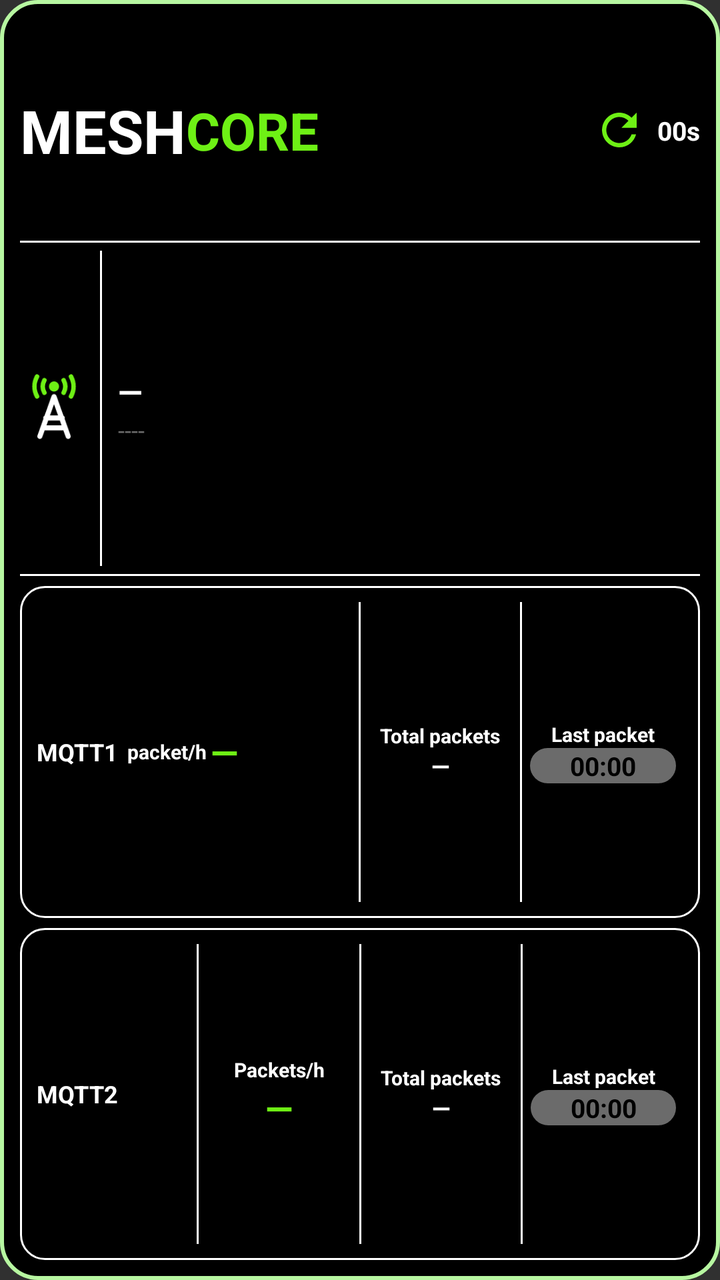
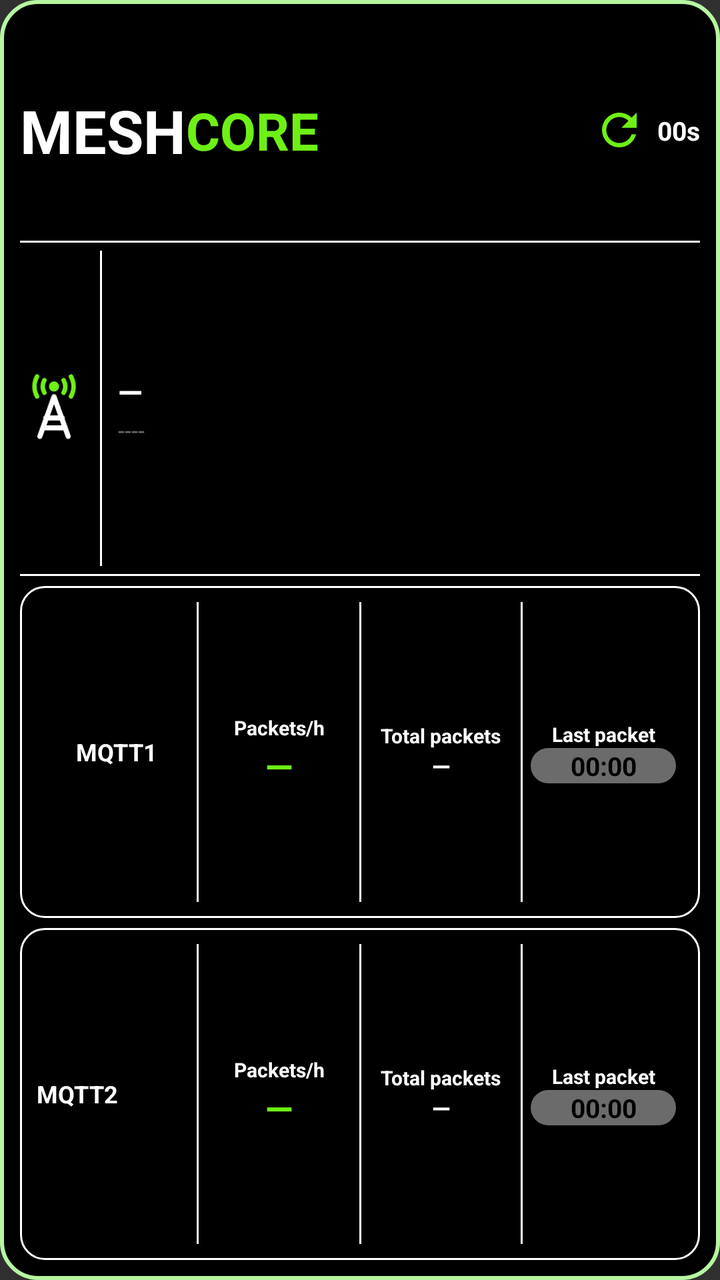

Compare the two renders of this Android layout. The source of the first and the diff that turns it into the second are given below.
<!-- AndroidManifest.xml: application theme android:Theme.Material.NoActionBar -->
<!-- res/layout/widget_observer.xml -->
<?xml version="1.0" encoding="utf-8"?>
<LinearLayout xmlns:android="http://schemas.android.com/apk/res/android"
    android:id="@+id/widget_root"
    android:layout_width="match_parent"
    android:layout_height="match_parent"
    android:orientation="vertical"
    android:padding="10dp"
    android:background="@drawable/widget_bg">

    
    <LinearLayout
        android:layout_width="match_parent"
        android:layout_height="0dp"
        android:layout_weight="2"
        android:orientation="horizontal"
        android:gravity="center_vertical">
        <TextView android:layout_width="wrap_content" android:layout_height="wrap_content"
            android:text="MESH" android:textColor="#FFFFFF" android:textStyle="bold" android:textSize="30sp" android:maxLines="1"/>
        <TextView android:layout_width="wrap_content" android:layout_height="wrap_content"
            android:text="CORE" android:textColor="#6EF015" android:textStyle="bold" android:textSize="26sp" android:maxLines="1"/>
        <FrameLayout android:layout_width="0dp" android:layout_height="1dp" android:layout_weight="1"/>
        <ImageView android:id="@+id/refresh_icon" android:layout_width="26dp" android:layout_height="26dp"
            android:src="@drawable/ic_refresh" android:contentDescription="@null"/>
        <ProgressBar android:id="@+id/refresh_spinner" style="?android:attr/progressBarStyleSmall"
            android:layout_width="26dp" android:layout_height="26dp" android:indeterminate="true"
            android:indeterminateTint="#FFFF9500" android:visibility="gone"/>
        <TextView android:id="@+id/interval_text" android:layout_width="wrap_content" android:layout_height="wrap_content"
            android:layout_marginStart="6dp" android:textColor="#FFFFFF" android:textStyle="bold" android:textSize="13sp" android:maxLines="1" android:text="00s"/>
    </LinearLayout>

    <FrameLayout android:layout_width="match_parent" android:layout_height="1dp" android:background="#FFFFFF"/>

    
    <LinearLayout
        android:layout_width="match_parent"
        android:layout_height="0dp"
        android:layout_weight="3"
        android:orientation="horizontal"
        android:gravity="center_vertical"
        android:paddingTop="4dp" android:paddingBottom="4dp">
        <ImageView android:layout_width="34dp" android:layout_height="34dp"
            android:src="@drawable/ic_tower" android:contentDescription="@null"/>
        <FrameLayout android:layout_width="1dp" android:layout_height="match_parent" android:layout_marginStart="6dp" android:layout_marginEnd="8dp" android:background="#FFFFFF"/>
        <LinearLayout android:layout_width="0dp" android:layout_height="wrap_content" android:layout_weight="1" android:orientation="vertical" android:gravity="center_vertical">
            <TextView android:id="@+id/obs_name" android:layout_width="match_parent" android:layout_height="wrap_content"
                android:text="—" android:textColor="#FFFFFF" android:textStyle="bold" android:textSize="16sp" android:maxLines="1" android:ellipsize="end"/>
            <TextView android:id="@+id/obs_hash" android:layout_width="match_parent" android:layout_height="wrap_content"
                android:text="----" android:textColor="#6B6B6B" android:textSize="12sp" android:maxLines="1" android:ellipsize="end"/>
        </LinearLayout>
    </LinearLayout>

    <FrameLayout android:layout_width="match_parent" android:layout_height="1dp" android:background="#FFFFFF" android:layout_marginBottom="5dp"/>

    
    <LinearLayout
        android:layout_width="match_parent" android:layout_height="0dp" android:layout_weight="3"
        android:orientation="horizontal" android:gravity="center_vertical"
        android:background="@drawable/card_outline" android:padding="8dp">
        <LinearLayout android:layout_width="0dp" android:layout_height="wrap_content" android:layout_weight="6" android:orientation="horizontal" android:gravity="center_vertical">
            <TextView android:layout_width="wrap_content" android:layout_height="wrap_content" android:id="@+id/m1_title" android:text="MQTT1" android:textColor="#FFFFFF" android:textStyle="bold" android:gravity="center" android:textSize="12sp" android:maxLines="1"/>
            <TextView android:layout_width="wrap_content" android:layout_height="wrap_content" android:text="  packet/h " android:textColor="#FFFFFF" android:textStyle="bold" android:gravity="center" android:textSize="10sp" android:maxLines="1"/>
            <TextView android:id="@+id/m1_hour" android:layout_width="wrap_content" android:layout_height="wrap_content" android:text="—" android:textColor="#6EF015" android:textStyle="bold" android:gravity="center" android:textSize="18sp" android:maxLines="1"/>
        </LinearLayout>
        <LinearLayout android:id="@+id/m1_total_col" android:layout_width="0dp" android:layout_height="match_parent" android:layout_weight="3" android:orientation="horizontal" android:gravity="center_vertical">
        <FrameLayout android:layout_width="1dp" android:layout_height="match_parent" android:background="#FFFFFF"/>
        <LinearLayout android:layout_width="0dp" android:layout_height="wrap_content" android:layout_weight="1" android:orientation="vertical" android:gravity="center_horizontal">
            <TextView android:layout_width="match_parent" android:layout_height="wrap_content" android:text="Total packets" android:textColor="#FFFFFF" android:textStyle="bold" android:gravity="center" android:textSize="10sp" android:maxLines="1" android:autoSizeTextType="uniform" android:autoSizeMinTextSize="6sp" android:autoSizeMaxTextSize="10sp" android:autoSizeStepGranularity="1sp"/>
            <TextView android:id="@+id/m1_total" android:layout_width="match_parent" android:layout_height="wrap_content" android:text="—" android:textColor="#FFFFFF" android:textStyle="bold" android:gravity="center" android:textSize="12sp" android:maxLines="1" android:autoSizeTextType="uniform" android:autoSizeMinTextSize="10sp" android:autoSizeMaxTextSize="15sp" android:autoSizeStepGranularity="1sp"/>
        </LinearLayout>
        </LinearLayout>
        <FrameLayout android:layout_width="1dp" android:layout_height="match_parent" android:background="#FFFFFF"/>
        <LinearLayout android:layout_width="0dp" android:layout_height="wrap_content" android:layout_weight="3" android:orientation="vertical" android:gravity="center_horizontal">
            <TextView android:layout_width="match_parent" android:layout_height="wrap_content" android:text="Last packet" android:textColor="#FFFFFF" android:textStyle="bold" android:gravity="center" android:textSize="10sp" android:maxLines="1" android:autoSizeTextType="uniform" android:autoSizeMinTextSize="6sp" android:autoSizeMaxTextSize="10sp" android:autoSizeStepGranularity="1sp"/>
            <Chronometer android:id="@+id/m1_last" android:layout_width="match_parent" android:layout_height="wrap_content" android:gravity="center" android:layout_marginStart="4dp" android:layout_marginEnd="4dp" android:background="@drawable/pill_gray" android:text="—" android:textColor="#000000" android:textStyle="bold" android:textSize="13sp" android:maxLines="1" android:autoSizeTextType="uniform" android:autoSizeMinTextSize="9sp" android:autoSizeMaxTextSize="13sp" android:autoSizeStepGranularity="1sp" android:format="%s" />
        </LinearLayout>
    </LinearLayout>

    <FrameLayout android:layout_width="match_parent" android:layout_height="5dp"/>

    
    <LinearLayout
        android:layout_width="match_parent" android:layout_height="0dp" android:layout_weight="3"
        android:orientation="horizontal" android:gravity="center_vertical"
        android:background="@drawable/card_outline" android:padding="8dp">
        <LinearLayout android:layout_width="0dp" android:layout_height="wrap_content" android:layout_weight="3" android:orientation="horizontal" android:gravity="center_vertical">
            <TextView android:layout_width="wrap_content" android:layout_height="wrap_content" android:id="@+id/m2_title" android:text="MQTT2" android:textColor="#FFFFFF" android:textStyle="bold" android:gravity="center" android:textSize="12sp" android:maxLines="1"/>
        </LinearLayout>
        <FrameLayout android:layout_width="1dp" android:layout_height="match_parent" android:background="#FFFFFF"/>
        <LinearLayout android:layout_width="0dp" android:layout_height="wrap_content" android:layout_weight="3" android:orientation="vertical" android:gravity="center_horizontal">
            <TextView android:layout_width="match_parent" android:layout_height="wrap_content" android:text="Packets/h" android:textColor="#FFFFFF" android:textStyle="bold" android:gravity="center" android:textSize="10sp" android:maxLines="1" android:autoSizeTextType="uniform" android:autoSizeMinTextSize="6sp" android:autoSizeMaxTextSize="10sp" android:autoSizeStepGranularity="1sp"/>
            <TextView android:id="@+id/m2_hour" android:layout_width="match_parent" android:layout_height="wrap_content" android:text="—" android:textColor="#6EF015" android:textStyle="bold" android:gravity="center" android:textSize="18sp" android:maxLines="1" android:autoSizeTextType="uniform" android:autoSizeMinTextSize="14sp" android:autoSizeMaxTextSize="24sp" android:autoSizeStepGranularity="1sp"/>
        </LinearLayout>
        <LinearLayout android:id="@+id/m2_total_col" android:layout_width="0dp" android:layout_height="match_parent" android:layout_weight="3" android:orientation="horizontal" android:gravity="center_vertical">
        <FrameLayout android:layout_width="1dp" android:layout_height="match_parent" android:background="#FFFFFF"/>
        <LinearLayout android:layout_width="0dp" android:layout_height="wrap_content" android:layout_weight="1" android:orientation="vertical" android:gravity="center_horizontal">
            <TextView android:layout_width="match_parent" android:layout_height="wrap_content" android:text="Total packets" android:textColor="#FFFFFF" android:textStyle="bold" android:gravity="center" android:textSize="10sp" android:maxLines="1" android:autoSizeTextType="uniform" android:autoSizeMinTextSize="6sp" android:autoSizeMaxTextSize="10sp" android:autoSizeStepGranularity="1sp"/>
            <TextView android:id="@+id/m2_total" android:layout_width="match_parent" android:layout_height="wrap_content" android:text="—" android:textColor="#FFFFFF" android:textStyle="bold" android:gravity="center" android:textSize="12sp" android:maxLines="1" android:autoSizeTextType="uniform" android:autoSizeMinTextSize="10sp" android:autoSizeMaxTextSize="15sp" android:autoSizeStepGranularity="1sp"/>
        </LinearLayout>
        </LinearLayout>
        <FrameLayout android:layout_width="1dp" android:layout_height="match_parent" android:background="#FFFFFF"/>
        <LinearLayout android:layout_width="0dp" android:layout_height="wrap_content" android:layout_weight="3" android:orientation="vertical" android:gravity="center_horizontal">
            <TextView android:layout_width="match_parent" android:layout_height="wrap_content" android:text="Last packet" android:textColor="#FFFFFF" android:textStyle="bold" android:gravity="center" android:textSize="10sp" android:maxLines="1" android:autoSizeTextType="uniform" android:autoSizeMinTextSize="6sp" android:autoSizeMaxTextSize="10sp" android:autoSizeStepGranularity="1sp"/>
            <Chronometer android:id="@+id/m2_last" android:layout_width="match_parent" android:layout_height="wrap_content" android:layout_marginStart="4dp" android:layout_marginEnd="4dp" android:gravity="center" android:background="@drawable/pill_gray" android:text="—" android:textColor="#000000" android:textStyle="bold" android:textSize="13sp" android:maxLines="1" android:autoSizeTextType="uniform" android:autoSizeMinTextSize="9sp" android:autoSizeMaxTextSize="13sp" android:autoSizeStepGranularity="1sp" android:format="%s" />
        </LinearLayout>
    </LinearLayout>
</LinearLayout>
<!-- resources referenced by this layout -->
<resources>
  <!-- drawable card_outline (drawable) -->
  <?xml version="1.0" encoding="utf-8"?>
  <shape xmlns:android="http://schemas.android.com/apk/res/android" android:shape="rectangle">
      <solid android:color="#000000"/>
      <stroke android:width="1dp" android:color="#FFFFFF"/>
      <corners android:radius="12dp"/>
  </shape>
  <!-- drawable ic_refresh (drawable) -->
  <?xml version="1.0" encoding="utf-8"?>
  <vector xmlns:android="http://schemas.android.com/apk/res/android" android:width="24dp" android:height="24dp" android:viewportWidth="24" android:viewportHeight="24">
      <path android:fillColor="#6EF015" android:pathData="M17.65,6.35C16.2,4.9 14.21,4 12,4c-4.42,0 -7.99,3.58 -7.99,8s3.57,8 7.99,8c3.73,0 6.84,-2.55 7.73,-6h-2.08c-0.82,2.33 -3.04,4 -5.65,4 -3.31,0 -6,-2.69 -6,-6s2.69,-6 6,-6c1.66,0 3.14,0.69 4.22,1.78L13,11h7V4l-2.35,2.35z"/>
  </vector>
  <!-- drawable ic_tower (drawable) -->
  <?xml version="1.0" encoding="utf-8"?>
  <vector xmlns:android="http://schemas.android.com/apk/res/android" android:width="48dp" android:height="48dp" android:viewportWidth="24" android:viewportHeight="24">
      <path android:fillColor="#6EF015" android:pathData="M12,4.4m-1.8,0a1.8,1.8 0,1 1,3.6 0a1.8,1.8 0,1 1,-3.6 0"/>
      <path android:strokeColor="#6EF015" android:strokeWidth="1.6" android:strokeLineCap="round" android:pathData="M8.6,2.2A4.6,4.6 0,0 0,8.6,6.6M15.4,2.2A4.6,4.6 0,0 1,15.4,6.6M6,0.9A7.4,7.4 0,0 0,6,7.9M18,0.9A7.4,7.4 0,0 1,18,7.9"/>
      <path android:strokeColor="#FFFFFF" android:strokeWidth="1.8" android:strokeLineCap="round" android:strokeLineJoin="round" android:pathData="M12,8L7,22M12,8L17,22M9.1,15.5L14.9,15.5M8.2,19L15.8,19"/>
  </vector>
  <!-- drawable pill_gray (drawable) -->
  <?xml version="1.0" encoding="utf-8"?>
  <shape xmlns:android="http://schemas.android.com/apk/res/android" android:shape="rectangle">
      <solid android:color="#6B6B6B"/>
      <corners android:radius="11dp"/>
  </shape>
  <!-- drawable widget_bg (drawable) -->
  <?xml version="1.0" encoding="utf-8"?>
  <shape xmlns:android="http://schemas.android.com/apk/res/android" android:shape="rectangle">
      <solid android:color="#000000"/>
      <stroke android:width="2dp" android:color="#B7F7A1"/>
      <corners android:radius="18dp"/>
  </shape>
</resources>

<!-- the commit's change to res/layout/widget_observer.xml (unified diff, before → after) -->
@@ -56,17 +56,20 @@
         android:layout_width="match_parent" android:layout_height="0dp" android:layout_weight="3"
         android:orientation="horizontal" android:gravity="center_vertical"
         android:background="@drawable/card_outline" android:padding="8dp">
-        <LinearLayout android:layout_width="0dp" android:layout_height="wrap_content" android:layout_weight="6" android:orientation="horizontal" android:gravity="center_vertical">
-            <TextView android:layout_width="wrap_content" android:layout_height="wrap_content" android:id="@+id/m1_title" android:text="MQTT1" android:textColor="#FFFFFF" android:textStyle="bold" android:gravity="center" android:textSize="12sp" android:maxLines="1"/>
-            <TextView android:layout_width="wrap_content" android:layout_height="wrap_content" android:text="  packet/h " android:textColor="#FFFFFF" android:textStyle="bold" android:gravity="center" android:textSize="10sp" android:maxLines="1"/>
-            <TextView android:id="@+id/m1_hour" android:layout_width="wrap_content" android:layout_height="wrap_content" android:text="—" android:textColor="#6EF015" android:textStyle="bold" android:gravity="center" android:textSize="18sp" android:maxLines="1"/>
+        <LinearLayout android:layout_width="0dp" android:layout_height="match_parent" android:layout_weight="3" android:orientation="vertical" android:gravity="center">
+            <TextView android:id="@+id/m1_title" android:layout_width="match_parent" android:layout_height="wrap_content" android:text="MQTT1" android:textColor="#FFFFFF" android:textStyle="bold" android:gravity="center" android:textSize="12sp" android:maxLines="1"/>
+        </LinearLayout>
+        <FrameLayout android:layout_width="1dp" android:layout_height="match_parent" android:background="#FFFFFF"/>
+        <LinearLayout android:layout_width="0dp" android:layout_height="wrap_content" android:layout_weight="3" android:orientation="vertical" android:gravity="center_horizontal">
+            <TextView android:layout_width="match_parent" android:layout_height="wrap_content" android:text="Packets/h" android:textColor="#FFFFFF" android:textStyle="bold" android:gravity="center" android:textSize="10sp" android:maxLines="1"/>
+            <TextView android:id="@+id/m1_hour" android:layout_width="match_parent" android:layout_height="wrap_content" android:text="—" android:textColor="#6EF015" android:textStyle="bold" android:gravity="center" android:textSize="18sp" android:maxLines="1" android:autoSizeTextType="uniform" android:autoSizeMinTextSize="14sp" android:autoSizeMaxTextSize="24sp" android:autoSizeStepGranularity="1sp"/>
         </LinearLayout>
         <LinearLayout android:id="@+id/m1_total_col" android:layout_width="0dp" android:layout_height="match_parent" android:layout_weight="3" android:orientation="horizontal" android:gravity="center_vertical">
-        <FrameLayout android:layout_width="1dp" android:layout_height="match_parent" android:background="#FFFFFF"/>
-        <LinearLayout android:layout_width="0dp" android:layout_height="wrap_content" android:layout_weight="1" android:orientation="vertical" android:gravity="center_horizontal">
-            <TextView android:layout_width="match_parent" android:layout_height="wrap_content" android:text="Total packets" android:textColor="#FFFFFF" android:textStyle="bold" android:gravity="center" android:textSize="10sp" android:maxLines="1" android:autoSizeTextType="uniform" android:autoSizeMinTextSize="6sp" android:autoSizeMaxTextSize="10sp" android:autoSizeStepGranularity="1sp"/>
-            <TextView android:id="@+id/m1_total" android:layout_width="match_parent" android:layout_height="wrap_content" android:text="—" android:textColor="#FFFFFF" android:textStyle="bold" android:gravity="center" android:textSize="12sp" android:maxLines="1" android:autoSizeTextType="uniform" android:autoSizeMinTextSize="10sp" android:autoSizeMaxTextSize="15sp" android:autoSizeStepGranularity="1sp"/>
-        </LinearLayout>
+            <FrameLayout android:layout_width="1dp" android:layout_height="match_parent" android:background="#FFFFFF"/>
+            <LinearLayout android:layout_width="0dp" android:layout_height="wrap_content" android:layout_weight="1" android:orientation="vertical" android:gravity="center_horizontal">
+                <TextView android:layout_width="match_parent" android:layout_height="wrap_content" android:text="Total packets" android:textColor="#FFFFFF" android:textStyle="bold" android:gravity="center" android:textSize="10sp" android:maxLines="1" android:autoSizeTextType="uniform" android:autoSizeMinTextSize="6sp" android:autoSizeMaxTextSize="10sp" android:autoSizeStepGranularity="1sp"/>
+                <TextView android:id="@+id/m1_total" android:layout_width="match_parent" android:layout_height="wrap_content" android:text="—" android:textColor="#FFFFFF" android:textStyle="bold" android:gravity="center" android:textSize="12sp" android:maxLines="1" android:autoSizeTextType="uniform" android:autoSizeMinTextSize="10sp" android:autoSizeMaxTextSize="15sp" android:autoSizeStepGranularity="1sp"/>
+            </LinearLayout>
         </LinearLayout>
         <FrameLayout android:layout_width="1dp" android:layout_height="match_parent" android:background="#FFFFFF"/>
         <LinearLayout android:layout_width="0dp" android:layout_height="wrap_content" android:layout_weight="3" android:orientation="vertical" android:gravity="center_horizontal">
